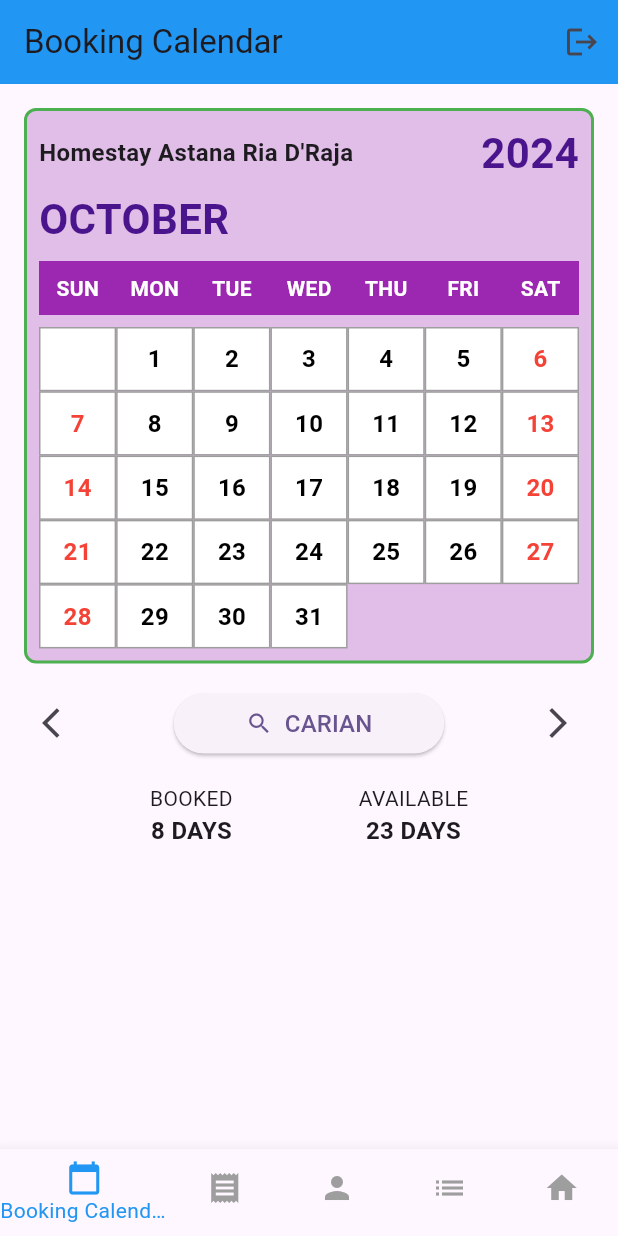
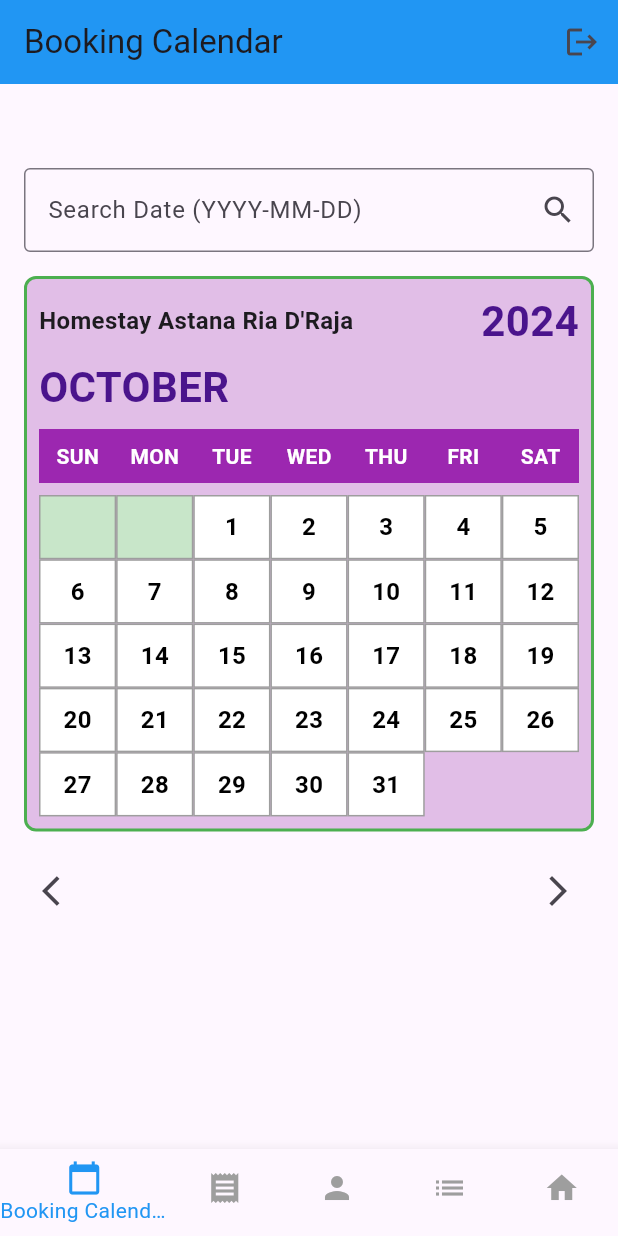
Before and after one commit to Kshn7/Hakimi, a Flutter app: the screen it shows once a user with an empty profile is signed in, on a phone screen of 412 x 824 dp. Run offline on Flutter 3.47's test engine with Material 3 defaults, Android fonts, the phone set to English and light mode, and no system bars; our stand-ins replace cloud_firestore, firebase_auth, firebase_core; accounts and stored records are empty.

Commit message:
merge with latest calendar

```diff
--- a/lib/calendar/calendar.dart
+++ b/lib/calendar/calendar.dart
@@ -10,21 +10,17 @@ class BookingCalendarPage extends StatefulWidget {
 class _BookingCalendarPageState extends State<BookingCalendarPage> {
   int year = 2024;
   int month = 10; // Start with October
+  int? selectedDay;
 
-  // Get the first day of the month and weekday name
-  String getFirstDayOfMonth(int year, int month) {
-    DateTime firstDay = DateTime(year, month, 1);
-    List<String> weekdays = [
-      "Monday",
-      "Tuesday",
-      "Wednesday",
-      "Thursday",
-      "Friday",
-      "Saturday",
-      "Sunday"
-    ];
-    return weekdays[firstDay.weekday - 1];
-  }
+  final TextEditingController dateController = TextEditingController();
+  final TextEditingController eventController = TextEditingController();
+
+  // Mock data for bookings
+  final Map<String, List<String>> bookings = {
+    "2024-10-15": ["10:00 AM - John Doe", "2:00 PM - Jane Smith"],
+    "2024-10-18": ["11:30 AM - Alice Brown"],
+    "2024-10-20": ["1:00 PM - Bob Johnson", "3:00 PM - Clara Davis"],
+  };
 
   void incrementMonth() {
     setState(() {
@@ -34,6 +30,7 @@ class _BookingCalendarPageState extends State<BookingCalendarPage> {
       } else {
         month += 1;
       }
+      selectedDay = null;
     });
   }
 
@@ -45,28 +42,137 @@ class _BookingCalendarPageState extends State<BookingCalendarPage> {
       } else {
         month -= 1;
       }
+      selectedDay = null;
     });
+  }
+
+  void jumpToDate(String input) {
+    try {
+      final DateTime date = DateTime.parse(input);
+      setState(() {
+        year = date.year;
+        month = date.month;
+        selectedDay = date.day;
+      });
+    } catch (e) {
+      ScaffoldMessenger.of(context).showSnackBar(
+        const SnackBar(
+          content: Text("Invalid date format. Please use YYYY-MM-DD."),
+          backgroundColor: Colors.red,
+        ),
+      );
+    }
+  }
+
+  void showBookings(BuildContext context, int day) {
+    final dateKey =
+        "$year-${month.toString().padLeft(2, '0')}-${day.toString().padLeft(2, '0')}";
+    final dayBookings = bookings[dateKey] ?? ["No bookings available"];
+
+    showDialog(
+      context: context,
+      builder: (context) {
+        return AlertDialog(
+          title: Text("Bookings for $dateKey"),
+          content: Column(
+            mainAxisSize: MainAxisSize.min,
+            children: [
+              ...dayBookings.map(
+                (booking) =>
+                    Text(booking, style: const TextStyle(fontSize: 16)),
+              ),
+              const SizedBox(height: 16),
+              ElevatedButton(
+                onPressed: () {
+                  Navigator.pop(context);
+                  addBooking(context, dateKey);
+                },
+                child: const Text("Add Booking"),
+              ),
+            ],
+          ),
+          actions: [
+            TextButton(
+              onPressed: () {
+                Navigator.pop(context);
+              },
+              child: const Text("Close"),
+            ),
+          ],
+        );
+      },
+    );
+  }
+
+  void addBooking(BuildContext context, String dateKey) {
+    showDialog(
+      context: context,
+      builder: (context) {
+        return AlertDialog(
+          title: Text("Add Booking for $dateKey"),
+          content: TextField(
+            controller: eventController,
+            decoration:
+                const InputDecoration(hintText: "Enter booking details"),
+          ),
+          actions: [
+            TextButton(
+              onPressed: () {
+                Navigator.pop(context);
+              },
+              child: const Text("Cancel"),
+            ),
+            TextButton(
+              onPressed: () {
+                setState(() {
+                  bookings.putIfAbsent(dateKey, () => []);
+                  bookings[dateKey]!.add(eventController.text);
+                  eventController.clear();
+                });
+                Navigator.pop(context);
+              },
+              child: const Text("Save"),
+            ),
+          ],
+        );
+      },
+    );
   }
 
   @override
   Widget build(BuildContext context) {
-    String firstDay = getFirstDayOfMonth(year, month);
-
-    // Get the number of days in the month
     int daysInMonth = DateTime(year, month + 1, 0).day;
-
-    // Calculate the starting position for the first day of the month
-    int firstDayIndex = getFirstDayOfMonth(year, month) == 'Sunday'
-        ? 0
-        : (DateTime(year, month, 1).weekday - 1);
+    int firstDayIndex = DateTime(year, month, 1).weekday % 7;
 
     return Padding(
       padding: const EdgeInsets.all(16.0),
-      child: Center(
       child: Column(
-          mainAxisAlignment: MainAxisAlignment.center,
         children: [
-            // Title & Calendar
+          SizedBox(
+            height: 40,
+          ),
+          // Search Bar
+          Row(
+            children: [
+              Expanded(
+                child: TextField(
+                  controller: dateController,
+                  decoration: InputDecoration(
+                    labelText: "Search Date (YYYY-MM-DD)",
+                    border: OutlineInputBorder(),
+                    suffixIcon: IconButton(
+                      icon: const Icon(Icons.search),
+                      onPressed: () {
+                        jumpToDate(dateController.text);
+                      },
+                    ),
+                  ),
+                ),
+              ),
+            ],
+          ),
+          const SizedBox(height: 16),
+          // Calendar Header
           Container(
             padding: const EdgeInsets.all(8),
             decoration: BoxDecoration(
@@ -82,8 +188,8 @@ class _BookingCalendarPageState extends State<BookingCalendarPage> {
                   children: [
                     const Text(
                       'Homestay Astana Ria D\'Raja',
-                        style: TextStyle(
-                            fontSize: 16, fontWeight: FontWeight.bold),
+                      style:
+                          TextStyle(fontSize: 16, fontWeight: FontWeight.bold),
                     ),
                     Text(
                       '$year',
@@ -108,7 +214,7 @@ class _BookingCalendarPageState extends State<BookingCalendarPage> {
                   ],
                 ),
                 const SizedBox(height: 8),
-                  // Days of the Week Row with Purple Background
+                // Days of the Week Row
                 Container(
                   color: Colors.purple,
                   padding: const EdgeInsets.symmetric(vertical: 8),
@@ -168,14 +274,12 @@ class _BookingCalendarPageState extends State<BookingCalendarPage> {
                   ),
                 ),
                 const SizedBox(height: 8),
-                  // Calendar Grid with Borders and White Background
+                // Calendar Grid
                 GridView.builder(
                   shrinkWrap: true,
                   physics: const NeverScrollableScrollPhysics(),
                   itemCount: daysInMonth + firstDayIndex,
-                    // Total cells (empty + days)
-                    gridDelegate:
-                        const SliverGridDelegateWithFixedCrossAxisCount(
+                  gridDelegate: const SliverGridDelegateWithFixedCrossAxisCount(
                     crossAxisCount: 7,
                     childAspectRatio: 1.2,
                   ),
@@ -183,27 +287,35 @@ class _BookingCalendarPageState extends State<BookingCalendarPage> {
                     final day = (index >= firstDayIndex)
                         ? index - firstDayIndex + 1
                         : null;
-                      final isWeekend = index % 7 == 0 ||
-                          index % 7 == 6; // Sunday or Saturday
 
-                      return Container(
+                    return GestureDetector(
+                      onTap: day != null
+                          ? () {
+                              setState(() {
+                                selectedDay = day;
+                              });
+                              showBookings(context, day);
+                            }
+                          : null,
+                      child: Container(
                         decoration: BoxDecoration(
-                          color: Colors.white,
+                          color: day == selectedDay
+                              ? Colors.green[100]
+                              : Colors.white,
                           border: Border.all(color: Colors.grey),
                         ),
                         child: Center(
                           child: day != null
                               ? Text(
                                   '$day',
-                                  style: TextStyle(
-                                    color:
-                                        isWeekend ? Colors.red : Colors.black,
+                                  style: const TextStyle(
+                                    color: Colors.black,
                                     fontSize: 16,
                                     fontWeight: FontWeight.bold,
                                   ),
                                 )
-                              : const SizedBox
-                                  .shrink(), // Empty box for placeholders
+                              : const SizedBox.shrink(),
+                        ),
                       ),
                     );
                   },
@@ -212,7 +324,7 @@ class _BookingCalendarPageState extends State<BookingCalendarPage> {
             ),
           ),
           const SizedBox(height: 16),
-            // Navigation and Search with Icon
+          // Navigation Buttons
           Row(
             mainAxisAlignment: MainAxisAlignment.spaceBetween,
             children: [
@@ -220,73 +332,29 @@ class _BookingCalendarPageState extends State<BookingCalendarPage> {
                 icon: const Icon(Icons.arrow_back_ios),
                 onPressed: decrementMonth,
               ),
-                ElevatedButton(
-                  style: ElevatedButton.styleFrom(
-                    shape: RoundedRectangleBorder(
-                      borderRadius: BorderRadius.circular(20),
-                    ),
-                  ),
-                  onPressed: () {},
-                  child: const Padding(
-                    padding: EdgeInsets.symmetric(horizontal: 24.0),
-                    child: Row(
-                      mainAxisSize: MainAxisSize.min,
-                      children: [
-                        Icon(Icons.search, size: 18),
-                        SizedBox(width: 8),
-                        Text('CARIAN', style: TextStyle(fontSize: 16)),
-                      ],
-                    ),
-                  ),
-                ),
               IconButton(
                 icon: const Icon(Icons.arrow_forward_ios),
                 onPressed: incrementMonth,
               ),
             ],
           ),
-            const SizedBox(height: 16),
-            // Legend
-            const Row(
-              mainAxisAlignment: MainAxisAlignment.spaceEvenly,
-              children: [
-                Column(
-                  children: [
-                    Text('BOOKED', style: TextStyle(fontSize: 14)),
-                    Text('8 DAYS',
-                        style: TextStyle(
-                            fontSize: 16, fontWeight: FontWeight.bold)),
         ],
-                ),
-                Column(
-                  children: [
-                    Text('AVAILABLE', style: TextStyle(fontSize: 14)),
-                    Text('23 DAYS',
-                        style: TextStyle(
-                            fontSize: 16, fontWeight: FontWeight.bold)),
-                  ],
-                ),
-              ],
-            ),
-          ],
-        ),
       ),
     );
   }
+
+  static const List<String> monthNames = [
+    'January',
+    'February',
+    'March',
+    'April',
+    'May',
+    'June',
+    'July',
+    'August',
+    'September',
+    'October',
+    'November',
+    'December',
+  ];
 }
-
-// Define month names for easy reference
-const List<String> monthNames = [
-  "January",
-  "February",
-  "March",
-  "April",
-  "May",
-  "June",
-  "July",
-  "August",
-  "September",
-  "October",
-  "November",
-  "December"
-];
--- a/lib/home/home.dart
+++ b/lib/home/home.dart
@@ -46,7 +46,7 @@ class HomePageState extends State<HomePage> {
         actions: [IconButton(onPressed: _logout, icon: Icon(Icons.logout))],
       ),
       body: SingleChildScrollView(
-        child: _widgetOptions[_selectedIndex],
+        child: Center(child: _widgetOptions[_selectedIndex]),
       ),
       bottomNavigationBar: BottomNavigationBar(
         items: const <BottomNavigationBarItem>[
--- a/lib/landing/landing.dart
+++ b/lib/landing/landing.dart
@@ -17,7 +17,7 @@ class _LandingPageState extends State<LandingPage> {
       body: StreamBuilder<User?>(
           stream: FirebaseAuth.instance.authStateChanges(),
           builder: (context, snapshot) {
-            return snapshot.data != null ? HomePage() : const LoginPage();
+            return snapshot.data != null ? const HomePage() : const LoginPage();
           }),
     );
   }
```
Lines whose indentation alone changed are shown as unchanged.
